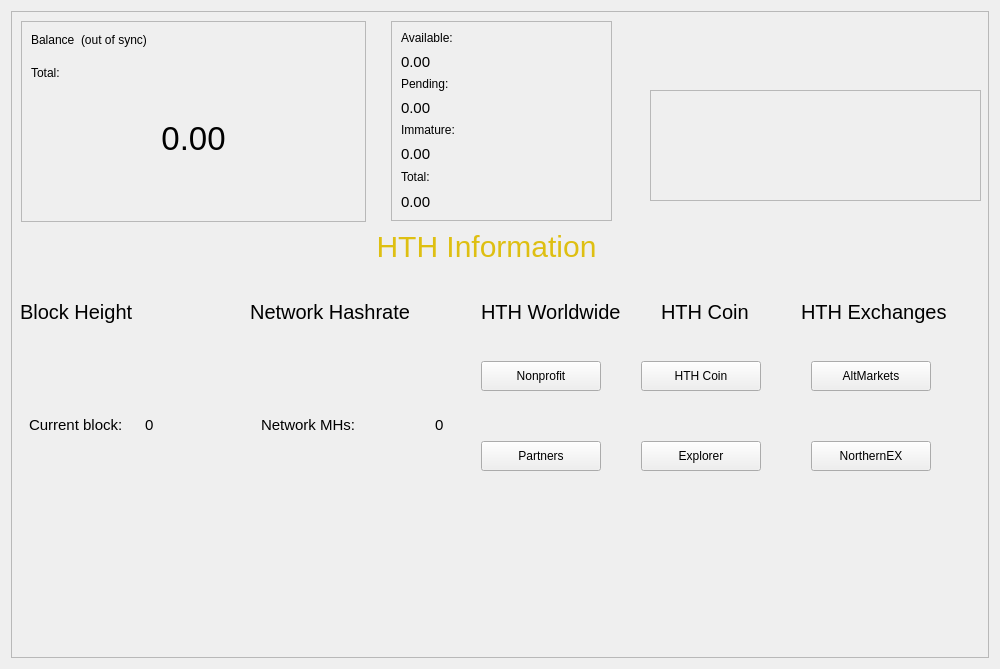
Old version of the form src/qt/forms/overviewpage.ui in the repository HTHcoin/helpthehomelesscoin.
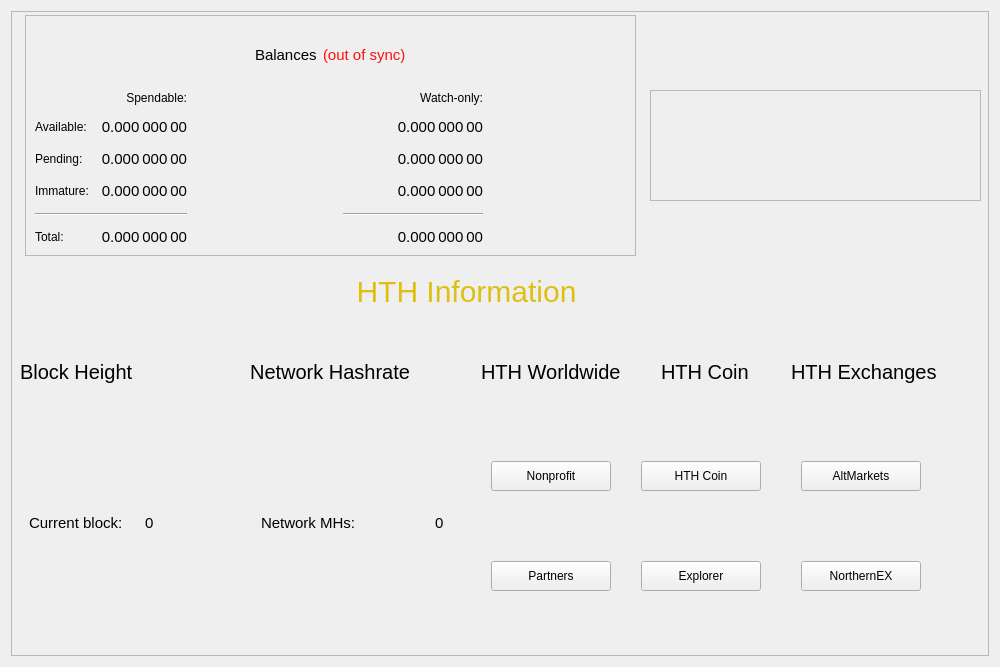
New version of the form.

What changed in the file:
```diff
--- a/src/qt/forms/overviewpage.ui
+++ b/src/qt/forms/overviewpage.ui
@@ -7,7 +7,7 @@
     <x>0</x>
     <y>0</y>
     <width>1000</width>
-    <height>669</height>
+    <height>667</height>
    </rect>
   </property>
   <property name="sizePolicy">
@@ -44,9 +44,9 @@
       <property name="geometry">
        <rect>
         <x>0</x>
-        <y>270</y>
+        <y>330</y>
         <width>451</width>
-        <height>261</height>
+        <height>231</height>
        </rect>
       </property>
       <property name="styleSheet">
@@ -73,7 +73,7 @@
          <property name="sizeHint" stdset="0">
           <size>
            <width>20</width>
-           <height>8</height>
+           <height>3</height>
           </size>
          </property>
         </spacer>
@@ -128,10 +128,13 @@
          <property name="orientation">
           <enum>Qt::Vertical</enum>
          </property>
+         <property name="sizeType">
+          <enum>QSizePolicy::Fixed</enum>
+         </property>
          <property name="sizeHint" stdset="0">
           <size>
            <width>20</width>
-           <height>40</height>
+           <height>105</height>
           </size>
          </property>
         </spacer>
@@ -236,7 +239,7 @@
          <property name="sizeHint" stdset="0">
           <size>
            <width>20</width>
-           <height>99</height>
+           <height>30</height>
           </size>
          </property>
         </spacer>
@@ -246,8 +249,8 @@
      <widget class="QPushButton" name="pushButton_Website_4">
       <property name="geometry">
        <rect>
-        <x>470</x>
-        <y>430</y>
+        <x>480</x>
+        <y>550</y>
         <width>120</width>
         <height>30</height>
        </rect>
@@ -278,7 +281,7 @@
       <property name="geometry">
        <rect>
         <x>630</x>
-        <y>350</y>
+        <y>450</y>
         <width>120</width>
         <height>30</height>
        </rect>
@@ -314,8 +317,8 @@
      <widget class="QPushButton" name="pushButton_Website">
       <property name="geometry">
        <rect>
-        <x>470</x>
-        <y>350</y>
+        <x>480</x>
+        <y>450</y>
         <width>120</width>
         <height>30</height>
        </rect>
@@ -346,7 +349,7 @@
       <property name="geometry">
        <rect>
         <x>630</x>
-        <y>430</y>
+        <y>550</y>
         <width>120</width>
         <height>30</height>
        </rect>
@@ -376,8 +379,8 @@
      <widget class="QPushButton" name="pushButton_Website_2">
       <property name="geometry">
        <rect>
-        <x>800</x>
-        <y>350</y>
+        <x>790</x>
+        <y>450</y>
         <width>120</width>
         <height>30</height>
        </rect>
@@ -408,7 +411,7 @@
       <property name="geometry">
        <rect>
         <x>470</x>
-        <y>280</y>
+        <y>340</y>
         <width>151</width>
         <height>41</height>
        </rect>
@@ -424,7 +427,7 @@
       <property name="geometry">
        <rect>
         <x>650</x>
-        <y>280</y>
+        <y>340</y>
         <width>91</width>
         <height>41</height>
        </rect>
@@ -439,8 +442,8 @@
      <widget class="QLabel" name="label_4">
       <property name="geometry">
        <rect>
-        <x>790</x>
-        <y>280</y>
+        <x>780</x>
+        <y>340</y>
         <width>151</width>
         <height>41</height>
        </rect>
@@ -455,8 +458,8 @@
      <widget class="QPushButton" name="pushButton_Website_5">
       <property name="geometry">
        <rect>
-        <x>800</x>
-        <y>430</y>
+        <x>790</x>
+        <y>550</y>
         <width>120</width>
         <height>30</height>
        </rect>
@@ -483,373 +486,13 @@
        <string>NorthernEX</string>
       </property>
      </widget>
-     <widget class="QFrame" name="frame_blue_4">
-      <property name="geometry">
-       <rect>
-        <x>10</x>
-        <y>10</y>
-        <width>345</width>
-        <height>201</height>
-       </rect>
-      </property>
-      <property name="minimumSize">
-       <size>
-        <width>345</width>
-        <height>200</height>
-       </size>
-      </property>
-      <property name="maximumSize">
-       <size>
-        <width>16777215</width>
-        <height>16777215</height>
-       </size>
-      </property>
-      <property name="frameShape">
-       <enum>QFrame::StyledPanel</enum>
-      </property>
-      <property name="frameShadow">
-       <enum>QFrame::Raised</enum>
-      </property>
-      <layout class="QHBoxLayout" name="horizontalLayout_2">
-       <item>
-        <layout class="QVBoxLayout" name="verticalLayout">
-         <item>
-          <layout class="QHBoxLayout" name="horizontalLayout_3">
-           <property name="spacing">
-            <number>6</number>
-           </property>
-           <property name="sizeConstraint">
-            <enum>QLayout::SetFixedSize</enum>
-           </property>
-           <item>
-            <widget class="QLabel" name="label_5">
-             <property name="minimumSize">
-              <size>
-               <width>0</width>
-               <height>24</height>
-              </size>
-             </property>
-             <property name="maximumSize">
-              <size>
-               <width>16777215</width>
-               <height>24</height>
-              </size>
-             </property>
-             <property name="text">
-              <string>Balance</string>
-             </property>
-             <property name="alignment">
-              <set>Qt::AlignLeading|Qt::AlignLeft|Qt::AlignTop</set>
-             </property>
-            </widget>
-           </item>
-           <item>
-            <widget class="QLabel" name="labelWalletStatus">
-             <property name="minimumSize">
-              <size>
-               <width>0</width>
-               <height>24</height>
-              </size>
-             </property>
-             <property name="maximumSize">
-              <size>
-               <width>16777215</width>
-               <height>24</height>
-              </size>
-             </property>
-             <property name="text">
-              <string>(out of sync)</string>
-             </property>
-             <property name="alignment">
-              <set>Qt::AlignLeading|Qt::AlignLeft|Qt::AlignTop</set>
-             </property>
-            </widget>
-           </item>
-           <item>
-            <spacer name="horizontalSpacer">
-             <property name="orientation">
-              <enum>Qt::Horizontal</enum>
-             </property>
-             <property name="sizeHint" stdset="0">
-              <size>
-               <width>40</width>
-               <height>20</height>
-              </size>
-             </property>
-            </spacer>
-           </item>
-          </layout>
-         </item>
-         <item>
-          <widget class="QLabel" name="labelTotalText">
-           <property name="maximumSize">
-            <size>
-             <width>16777215</width>
-             <height>15</height>
-            </size>
-           </property>
-           <property name="text">
-            <string>Total:</string>
-           </property>
-          </widget>
-         </item>
-         <item>
-          <widget class="QLabel" name="labelTotal">
-           <property name="sizePolicy">
-            <sizepolicy hsizetype="Preferred" vsizetype="Preferred">
-             <horstretch>0</horstretch>
-             <verstretch>0</verstretch>
-            </sizepolicy>
-           </property>
-           <property name="minimumSize">
-            <size>
-             <width>0</width>
-             <height>100</height>
-            </size>
-           </property>
-           <property name="maximumSize">
-            <size>
-             <width>16777215</width>
-             <height>100</height>
-            </size>
-           </property>
-           <property name="font">
-            <font>
-             <pointsize>25</pointsize>
-             <weight>50</weight>
-             <bold>false</bold>
-            </font>
-           </property>
-           <property name="mouseTracking">
-            <bool>false</bool>
-           </property>
-           <property name="text">
-            <string>0.00</string>
-           </property>
-           <property name="scaledContents">
-            <bool>true</bool>
-           </property>
-           <property name="alignment">
-            <set>Qt::AlignCenter</set>
-           </property>
-          </widget>
-         </item>
-         <item>
-          <layout class="QHBoxLayout" name="horizontalLayout_11">
-           <item>
-            <spacer name="horizontalSpacer_8">
-             <property name="orientation">
-              <enum>Qt::Horizontal</enum>
-             </property>
-             <property name="sizeHint" stdset="0">
-              <size>
-               <width>40</width>
-               <height>20</height>
-              </size>
-             </property>
-            </spacer>
-           </item>
-          </layout>
-         </item>
-        </layout>
-       </item>
-      </layout>
-     </widget>
-     <widget class="QFrame" name="frame_blue_2">
-      <property name="geometry">
-       <rect>
-        <x>380</x>
-        <y>10</y>
-        <width>221</width>
-        <height>200</height>
-       </rect>
-      </property>
-      <property name="sizePolicy">
-       <sizepolicy hsizetype="Fixed" vsizetype="Preferred">
-        <horstretch>0</horstretch>
-        <verstretch>0</verstretch>
-       </sizepolicy>
-      </property>
-      <property name="minimumSize">
-       <size>
-        <width>220</width>
-        <height>200</height>
-       </size>
-      </property>
-      <property name="maximumSize">
-       <size>
-        <width>16777215</width>
-        <height>16777215</height>
-       </size>
-      </property>
-      <property name="frameShape">
-       <enum>QFrame::StyledPanel</enum>
-      </property>
-      <property name="frameShadow">
-       <enum>QFrame::Raised</enum>
-      </property>
-      <layout class="QVBoxLayout" name="verticalLayout_3">
-       <item>
-        <layout class="QVBoxLayout" name="verticalLayout_2">
-         <item>
-          <widget class="QLabel" name="labelBalanceText">
-           <property name="text">
-            <string>Available:</string>
-           </property>
-          </widget>
-         </item>
-         <item>
-          <layout class="QHBoxLayout" name="horizontalLayout_4">
-           <item>
-            <widget class="QLabel" name="labelWatchAvailable">
-             <property name="styleSheet">
-              <string notr="true">font-size: 15px;</string>
-             </property>
-             <property name="text">
-              <string>0.00</string>
-             </property>
-             <property name="alignment">
-              <set>Qt::AlignBottom|Qt::AlignLeading|Qt::AlignLeft</set>
-             </property>
-            </widget>
-           </item>
-           <item>
-            <spacer name="horizontalSpacer_3">
-             <property name="orientation">
-              <enum>Qt::Horizontal</enum>
-             </property>
-             <property name="sizeHint" stdset="0">
-              <size>
-               <width>40</width>
-               <height>20</height>
-              </size>
-             </property>
-            </spacer>
-           </item>
-          </layout>
-         </item>
-         <item>
-          <widget class="QLabel" name="labelPendingText">
-           <property name="text">
-            <string>Pending:</string>
-           </property>
-          </widget>
-         </item>
-         <item>
-          <layout class="QHBoxLayout" name="horizontalLayout_5">
-           <item>
-            <widget class="QLabel" name="labelWatchPending">
-             <property name="styleSheet">
-              <string notr="true">font-size: 15px;</string>
-             </property>
-             <property name="text">
-              <string>0.00</string>
-             </property>
-             <property name="alignment">
-              <set>Qt::AlignBottom|Qt::AlignLeading|Qt::AlignLeft</set>
-             </property>
-            </widget>
-           </item>
-           <item>
-            <spacer name="horizontalSpacer_4">
-             <property name="orientation">
-              <enum>Qt::Horizontal</enum>
-             </property>
-             <property name="sizeHint" stdset="0">
-              <size>
-               <width>40</width>
-               <height>20</height>
-              </size>
-             </property>
-            </spacer>
-           </item>
-          </layout>
-         </item>
-         <item>
-          <widget class="QLabel" name="labelImmatureText">
-           <property name="text">
-            <string>Immature:</string>
-           </property>
-          </widget>
-         </item>
-         <item>
-          <layout class="QHBoxLayout" name="horizontalLayout_6">
-           <item>
-            <widget class="QLabel" name="labelWatchImmature">
-             <property name="styleSheet">
-              <string notr="true">font-size: 15px;</string>
-             </property>
-             <property name="text">
-              <string>0.00</string>
-             </property>
-             <property name="alignment">
-              <set>Qt::AlignBottom|Qt::AlignLeading|Qt::AlignLeft</set>
-             </property>
-            </widget>
-           </item>
-           <item>
-            <spacer name="horizontalSpacer_5">
-             <property name="orientation">
-              <enum>Qt::Horizontal</enum>
-             </property>
-             <property name="sizeHint" stdset="0">
-              <size>
-               <width>40</width>
-               <height>20</height>
-              </size>
-             </property>
-            </spacer>
-           </item>
-          </layout>
-         </item>
-        </layout>
-       </item>
-       <item>
-        <widget class="QLabel" name="labelTotalText_2">
-         <property name="text">
-          <string>Total:</string>
-         </property>
-        </widget>
-       </item>
-       <item>
-        <layout class="QHBoxLayout" name="horizontalLayout_7">
-         <item>
-          <widget class="QLabel" name="labelWatchTotal">
-           <property name="styleSheet">
-            <string notr="true">font-size: 15px;</string>
-           </property>
-           <property name="text">
-            <string>0.00</string>
-           </property>
-           <property name="alignment">
-            <set>Qt::AlignBottom|Qt::AlignLeading|Qt::AlignLeft</set>
-           </property>
-          </widget>
-         </item>
-         <item>
-          <spacer name="horizontalSpacer_6">
-           <property name="orientation">
-            <enum>Qt::Horizontal</enum>
-           </property>
-           <property name="sizeHint" stdset="0">
-            <size>
-             <width>40</width>
-             <height>20</height>
-            </size>
-           </property>
-          </spacer>
-         </item>
-        </layout>
-       </item>
-      </layout>
-     </widget>
      <widget class="QLabel" name="label_6">
       <property name="geometry">
        <rect>
-        <x>290</x>
-        <y>210</y>
+        <x>270</x>
+        <y>260</y>
         <width>371</width>
-        <height>51</height>
+        <height>41</height>
        </rect>
       </property>
       <property name="styleSheet">
@@ -879,6 +522,434 @@
        <enum>QFrame::Raised</enum>
       </property>
      </widget>
+     <widget class="QFrame" name="frame_3">
+      <property name="geometry">
+       <rect>
+        <x>14</x>
+        <y>4</y>
+        <width>611</width>
+        <height>241</height>
+       </rect>
+      </property>
+      <property name="frameShape">
+       <enum>QFrame::StyledPanel</enum>
+      </property>
+      <property name="frameShadow">
+       <enum>QFrame::Raised</enum>
+      </property>
+      <layout class="QVBoxLayout" name="verticalLayout_4">
+       <item>
+        <layout class="QHBoxLayout" name="horizontalLayout_4">
+         <item>
+          <spacer name="horizontalSpacer_8">
+           <property name="orientation">
+            <enum>Qt::Horizontal</enum>
+           </property>
+           <property name="sizeHint" stdset="0">
+            <size>
+             <width>40</width>
+             <height>20</height>
+            </size>
+           </property>
+          </spacer>
+         </item>
+         <item>
+          <widget class="QLabel" name="label_5">
+           <property name="font">
+            <font>
+             <pointsize>-1</pointsize>
+            </font>
+           </property>
+           <property name="styleSheet">
+            <string notr="true">font-size: 15px</string>
+           </property>
+           <property name="text">
+            <string>Balances</string>
+           </property>
+          </widget>
+         </item>
+         <item>
+          <widget class="QLabel" name="labelWalletStatus">
+           <property name="toolTip">
+            <string>The displayed information may be out of date. Your wallet automatically synchronizes with the Dash network after a connection is established, but this process has not completed yet.</string>
+           </property>
+           <property name="styleSheet">
+            <string notr="true">font-size: 15px; color:rgb(255, 15, 15); </string>
+           </property>
+           <property name="text">
+            <string notr="true">(out of sync)</string>
+           </property>
+           <property name="alignment">
+            <set>Qt::AlignLeading|Qt::AlignLeft|Qt::AlignVCenter</set>
+           </property>
+          </widget>
+         </item>
+         <item>
+          <spacer name="horizontalSpacer_3">
+           <property name="orientation">
+            <enum>Qt::Horizontal</enum>
+           </property>
+           <property name="sizeHint" stdset="0">
+            <size>
+             <width>40</width>
+             <height>20</height>
+            </size>
+           </property>
+          </spacer>
+         </item>
+        </layout>
+       </item>
+       <item>
+        <layout class="QGridLayout" name="gridLayout">
+         <property name="spacing">
+          <number>12</number>
+         </property>
+         <item row="2" column="1">
+          <widget class="QLabel" name="labelUnconfirmed">
+           <property name="font">
+            <font>
+             <pointsize>-1</pointsize>
+            </font>
+           </property>
+           <property name="cursor">
+            <cursorShape>IBeamCursor</cursorShape>
+           </property>
+           <property name="toolTip">
+            <string>Total of transactions that have yet to be confirmed, and do not yet count toward the spendable balance</string>
+           </property>
+           <property name="styleSheet">
+            <string notr="true">font-size: 15px</string>
+           </property>
+           <property name="text">
+            <string notr="true">0.000 000 00</string>
+           </property>
+           <property name="alignment">
+            <set>Qt::AlignRight|Qt::AlignTrailing|Qt::AlignVCenter</set>
+           </property>
+           <property name="textInteractionFlags">
+            <set>Qt::LinksAccessibleByMouse|Qt::TextSelectableByKeyboard|Qt::TextSelectableByMouse</set>
+           </property>
+          </widget>
+         </item>
+         <item row="3" column="3">
+          <widget class="QLabel" name="labelWatchImmature">
+           <property name="font">
+            <font>
+             <pointsize>-1</pointsize>
+            </font>
+           </property>
+           <property name="cursor">
+            <cursorShape>IBeamCursor</cursorShape>
+           </property>
+           <property name="toolTip">
+            <string>Mined balance in watch-only addresses that has not yet matured</string>
+           </property>
+           <property name="styleSheet">
+            <string notr="true">font-size: 15px</string>
+           </property>
+           <property name="text">
+            <string notr="true">0.000 000 00</string>
+           </property>
+           <property name="alignment">
+            <set>Qt::AlignRight|Qt::AlignTrailing|Qt::AlignVCenter</set>
+           </property>
+           <property name="textInteractionFlags">
+            <set>Qt::LinksAccessibleByMouse|Qt::TextSelectableByKeyboard|Qt::TextSelectableByMouse</set>
+           </property>
+          </widget>
+         </item>
+         <item row="4" column="0" colspan="2">
+          <widget class="Line" name="lineSpendableBalance">
+           <property name="orientation">
+            <enum>Qt::Horizontal</enum>
+           </property>
+          </widget>
+         </item>
+         <item row="4" column="3">
+          <widget class="Line" name="lineWatchBalance">
+           <property name="sizePolicy">
+            <sizepolicy hsizetype="Preferred" vsizetype="Fixed">
+             <horstretch>0</horstretch>
+             <verstretch>0</verstretch>
+            </sizepolicy>
+           </property>
+           <property name="minimumSize">
+            <size>
+             <width>140</width>
+             <height>0</height>
+            </size>
+           </property>
+           <property name="orientation">
+            <enum>Qt::Horizontal</enum>
+           </property>
+          </widget>
+         </item>
+         <item row="2" column="3">
+          <widget class="QLabel" name="labelWatchPending">
+           <property name="font">
+            <font>
+             <pointsize>-1</pointsize>
+            </font>
+           </property>
+           <property name="cursor">
+            <cursorShape>IBeamCursor</cursorShape>
+           </property>
+           <property name="toolTip">
+            <string>Unconfirmed transactions to watch-only addresses</string>
+           </property>
+           <property name="styleSheet">
+            <string notr="true">font-size: 15px</string>
+           </property>
+           <property name="text">
+            <string notr="true">0.000 000 00</string>
+           </property>
+           <property name="alignment">
+            <set>Qt::AlignRight|Qt::AlignTrailing|Qt::AlignVCenter</set>
+           </property>
+           <property name="textInteractionFlags">
+            <set>Qt::LinksAccessibleByMouse|Qt::TextSelectableByKeyboard|Qt::TextSelectableByMouse</set>
+           </property>
+          </widget>
+         </item>
+         <item row="5" column="3">
+          <widget class="QLabel" name="labelWatchTotal">
+           <property name="font">
+            <font>
+             <pointsize>-1</pointsize>
+            </font>
+           </property>
+           <property name="cursor">
+            <cursorShape>IBeamCursor</cursorShape>
+           </property>
+           <property name="toolTip">
+            <string>Current total balance in watch-only addresses</string>
+           </property>
+           <property name="styleSheet">
+            <string notr="true">font-size: 15px</string>
+           </property>
+           <property name="text">
+            <string notr="true">0.000 000 00</string>
+           </property>
+           <property name="alignment">
+            <set>Qt::AlignRight|Qt::AlignTrailing|Qt::AlignVCenter</set>
+           </property>
+           <property name="textInteractionFlags">
+            <set>Qt::LinksAccessibleByMouse|Qt::TextSelectableByKeyboard|Qt::TextSelectableByMouse</set>
+           </property>
+          </widget>
+         </item>
+         <item row="1" column="0">
+          <widget class="QLabel" name="labelBalanceText">
+           <property name="text">
+            <string>Available:</string>
+           </property>
+          </widget>
+         </item>
+         <item row="3" column="0">
+          <widget class="QLabel" name="labelImmatureText">
+           <property name="text">
+            <string>Immature:</string>
+           </property>
+          </widget>
+         </item>
+         <item row="1" column="1">
+          <widget class="QLabel" name="labelBalance">
+           <property name="font">
+            <font>
+             <pointsize>-1</pointsize>
+            </font>
+           </property>
+           <property name="cursor">
+            <cursorShape>IBeamCursor</cursorShape>
+           </property>
+           <property name="toolTip">
+            <string>Your current spendable balance</string>
+           </property>
+           <property name="styleSheet">
+            <string notr="true">font-size: 15px</string>
+           </property>
+           <property name="text">
+            <string notr="true">0.000 000 00</string>
+           </property>
+           <property name="alignment">
+            <set>Qt::AlignRight|Qt::AlignTrailing|Qt::AlignVCenter</set>
+           </property>
+           <property name="textInteractionFlags">
+            <set>Qt::LinksAccessibleByMouse|Qt::TextSelectableByKeyboard|Qt::TextSelectableByMouse</set>
+           </property>
+          </widget>
+         </item>
+         <item row="2" column="4">
+          <spacer name="horizontalSpacer_2">
+           <property name="orientation">
+            <enum>Qt::Horizontal</enum>
+           </property>
+           <property name="sizeHint" stdset="0">
+            <size>
+             <width>40</width>
+             <height>20</height>
+            </size>
+           </property>
+          </spacer>
+         </item>
+         <item row="1" column="3">
+          <widget class="QLabel" name="labelWatchAvailable">
+           <property name="font">
+            <font>
+             <pointsize>-1</pointsize>
+            </font>
+           </property>
+           <property name="cursor">
+            <cursorShape>IBeamCursor</cursorShape>
+           </property>
+           <property name="toolTip">
+            <string>Your current balance in watch-only addresses</string>
+           </property>
+           <property name="styleSheet">
+            <string notr="true">font-size: 15px</string>
+           </property>
+           <property name="text">
+            <string notr="true">0.000 000 00</string>
+           </property>
+           <property name="alignment">
+            <set>Qt::AlignRight|Qt::AlignTrailing|Qt::AlignVCenter</set>
+           </property>
+           <property name="textInteractionFlags">
+            <set>Qt::LinksAccessibleByMouse|Qt::TextSelectableByKeyboard|Qt::TextSelectableByMouse</set>
+           </property>
+          </widget>
+         </item>
+         <item row="2" column="0">
+          <widget class="QLabel" name="labelPendingText">
+           <property name="text">
+            <string>Pending:</string>
+           </property>
+          </widget>
+         </item>
+         <item row="5" column="1">
+          <widget class="QLabel" name="labelTotal">
+           <property name="font">
+            <font>
+             <pointsize>-1</pointsize>
+            </font>
+           </property>
+           <property name="cursor">
+            <cursorShape>IBeamCursor</cursorShape>
+           </property>
+           <property name="toolTip">
+            <string>Your current total balance</string>
+           </property>
+           <property name="styleSheet">
+            <string notr="true">font-size: 15px</string>
+           </property>
+           <property name="text">
+            <string notr="true">0.000 000 00</string>
+           </property>
+           <property name="alignment">
+            <set>Qt::AlignRight|Qt::AlignTrailing|Qt::AlignVCenter</set>
+           </property>
+           <property name="textInteractionFlags">
+            <set>Qt::LinksAccessibleByMouse|Qt::TextSelectableByKeyboard|Qt::TextSelectableByMouse</set>
+           </property>
+          </widget>
+         </item>
+         <item row="0" column="1">
+          <widget class="QLabel" name="labelSpendable">
+           <property name="text">
+            <string>Spendable:</string>
+           </property>
+           <property name="alignment">
+            <set>Qt::AlignRight|Qt::AlignTrailing|Qt::AlignVCenter</set>
+           </property>
+          </widget>
+         </item>
+         <item row="0" column="3">
+          <widget class="QLabel" name="labelWatchonly">
+           <property name="text">
+            <string>Watch-only:</string>
+           </property>
+           <property name="alignment">
+            <set>Qt::AlignRight|Qt::AlignTrailing|Qt::AlignVCenter</set>
+           </property>
+          </widget>
+         </item>
+         <item row="5" column="0">
+          <widget class="QLabel" name="labelTotalText">
+           <property name="text">
+            <string>Total:</string>
+           </property>
+          </widget>
+         </item>
+         <item row="3" column="1">
+          <widget class="QLabel" name="labelImmature">
+           <property name="font">
+            <font>
+             <pointsize>-1</pointsize>
+            </font>
+           </property>
+           <property name="cursor">
+            <cursorShape>IBeamCursor</cursorShape>
+           </property>
+           <property name="toolTip">
+            <string>Mined balance that has not yet matured</string>
+           </property>
+           <property name="styleSheet">
+            <string notr="true">font-size: 15px</string>
+           </property>
+           <property name="text">
+            <string notr="true">0.000 000 00</string>
+           </property>
+           <property name="alignment">
+            <set>Qt::AlignRight|Qt::AlignTrailing|Qt::AlignVCenter</set>
+           </property>
+           <property name="textInteractionFlags">
+            <set>Qt::LinksAccessibleByMouse|Qt::TextSelectableByKeyboard|Qt::TextSelectableByMouse</set>
+           </property>
+          </widget>
+         </item>
+         <item row="2" column="2">
+          <spacer name="horizontalSpacer_5">
+           <property name="orientation">
+            <enum>Qt::Horizontal</enum>
+           </property>
+           <property name="sizeHint" stdset="0">
+            <size>
+             <width>40</width>
+             <height>20</height>
+            </size>
+           </property>
+          </spacer>
+         </item>
+         <item row="3" column="2">
+          <spacer name="horizontalSpacer_6">
+           <property name="orientation">
+            <enum>Qt::Horizontal</enum>
+           </property>
+           <property name="sizeHint" stdset="0">
+            <size>
+             <width>40</width>
+             <height>20</height>
+            </size>
+           </property>
+          </spacer>
+         </item>
+         <item row="1" column="2">
+          <spacer name="horizontalSpacer_4">
+           <property name="orientation">
+            <enum>Qt::Horizontal</enum>
+           </property>
+           <property name="sizeHint" stdset="0">
+            <size>
+             <width>40</width>
+             <height>20</height>
+            </size>
+           </property>
+          </spacer>
+         </item>
+        </layout>
+       </item>
+      </layout>
+     </widget>
     </widget>
    </item>
   </layout>
```
